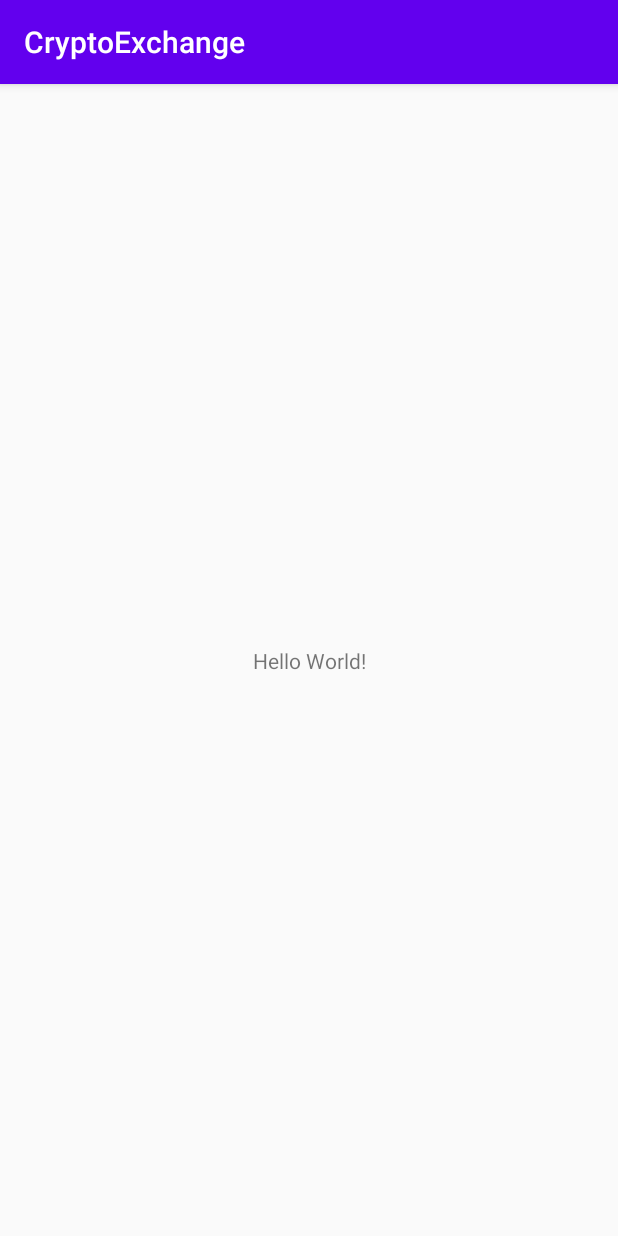
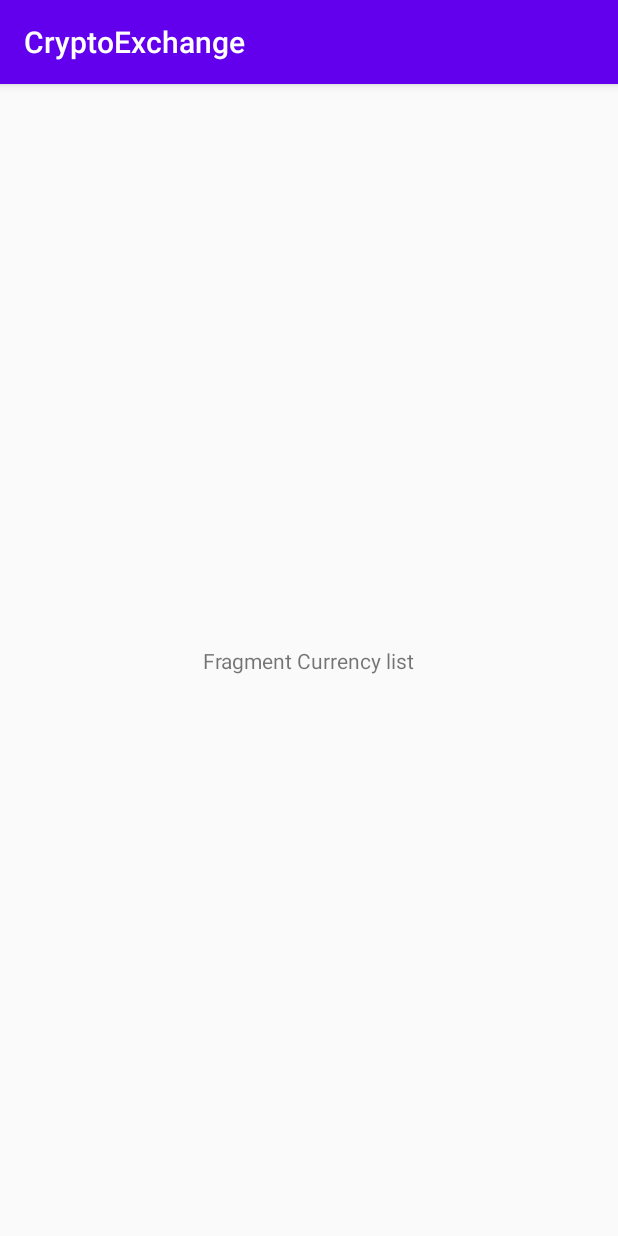
Before and after one commit to slomanojlo/CryptoExchange, an Android app: the screen it shows after launch (MainActivity), on a phone screen of 412 x 824 dp. Run offline under Robolectric (Android 15) with nearby library versions, the phone set to English and light mode, and no system bars; our stand-ins replace Dagger/Hilt's generated code, Timber.

Commit message:
CurrencyListFragment and Navigations basics

```diff
--- /dev/null
+++ b/app/src/main/java/rs/sloman/cryptoexchange/ui/CurrencyListFragment.kt
@@ -0,0 +1,8 @@
+package rs.sloman.cryptoexchange.ui
+
+import androidx.fragment.app.Fragment
+import rs.sloman.cryptoexchange.R
+
+
+class CurrencyListFragment : Fragment(R.layout.fragment_currency_list) {
+}
--- a/app/src/main/res/layout/activity_main.xml
+++ b/app/src/main/res/layout/activity_main.xml
@@ -6,13 +6,22 @@
     android:layout_height="match_parent"
     tools:context=".MainActivity">
 
-    <TextView
-        android:layout_width="wrap_content"
-        android:layout_height="wrap_content"
-        android:text="Hello World!"
+    <FrameLayout
+        android:id="@+id/flFragment"
+        android:layout_width="match_parent"
+        android:layout_height="0dp"
         app:layout_constraintBottom_toBottomOf="parent"
-        app:layout_constraintLeft_toLeftOf="parent"
-        app:layout_constraintRight_toRightOf="parent"
-        app:layout_constraintTop_toTopOf="parent" />
+        app:layout_constraintTop_toTopOf="parent">
+
+        <fragment
+            android:id="@+id/navHostFragment"
+            android:name="androidx.navigation.fragment.NavHostFragment"
+            android:layout_width="match_parent"
+            android:layout_height="match_parent"
+            app:defaultNavHost="true"
+            app:navGraph="@navigation/nav_graph" />
+
+
+    </FrameLayout>
 
 </androidx.constraintlayout.widget.ConstraintLayout>
--- /dev/null
+++ b/app/src/main/res/layout/fragment_currency_list.xml
@@ -0,0 +1,16 @@
+<?xml version="1.0" encoding="utf-8"?>
+<androidx.constraintlayout.widget.ConstraintLayout xmlns:android="http://schemas.android.com/apk/res/android"
+    android:layout_width="match_parent"
+    android:layout_height="match_parent"
+    xmlns:app="http://schemas.android.com/apk/res-auto">
+
+    <TextView
+        android:layout_width="wrap_content"
+        android:layout_height="wrap_content"
+        android:text="Fragment Currency list"
+        app:layout_constraintBottom_toBottomOf="parent"
+        app:layout_constraintLeft_toLeftOf="parent"
+        app:layout_constraintRight_toRightOf="parent"
+        app:layout_constraintTop_toTopOf="parent" />
+
+</androidx.constraintlayout.widget.ConstraintLayout>
--- /dev/null
+++ b/app/src/main/res/navigation/nav_graph.xml
@@ -0,0 +1,13 @@
+<?xml version="1.0" encoding="utf-8"?>
+<navigation xmlns:android="http://schemas.android.com/apk/res/android"
+    xmlns:app="http://schemas.android.com/apk/res-auto"
+    xmlns:tools="http://schemas.android.com/tools"
+    android:id="@+id/nav_graph.xml"
+    app:startDestination="@id/currencyListFragment">
+
+    <fragment
+        android:id="@+id/currencyListFragment"
+        android:name="rs.sloman.cryptoexchange.ui.CurrencyListFragment"
+        android:label="CurrencyListFragment"
+        tools:layout="@layout/fragment_currency_list"/>
+</navigation>
```
